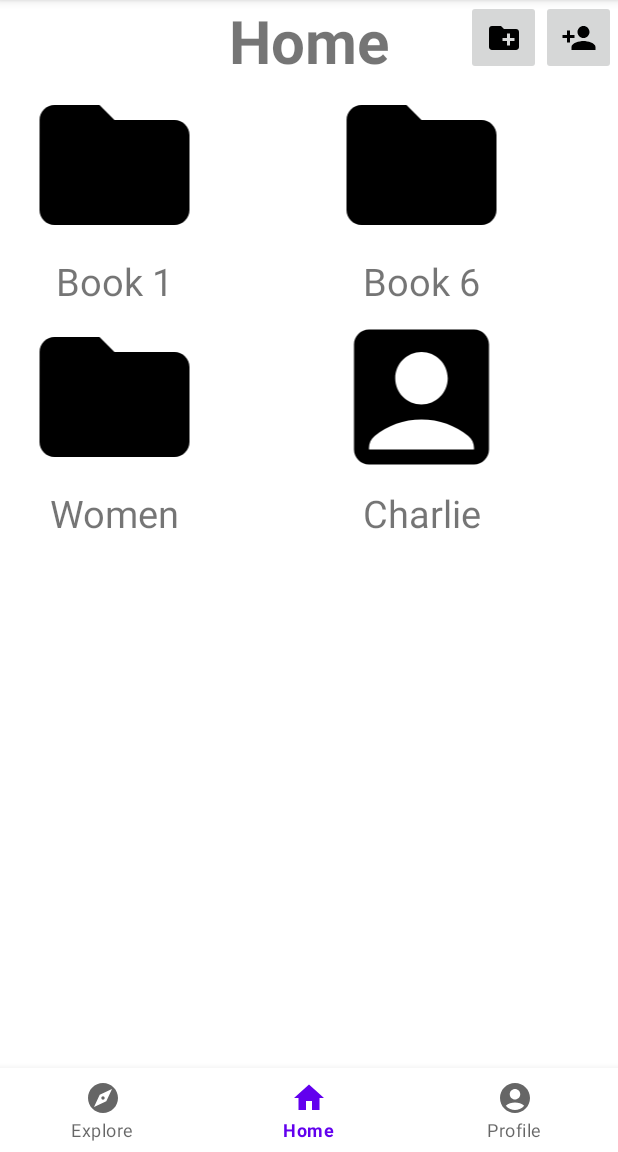
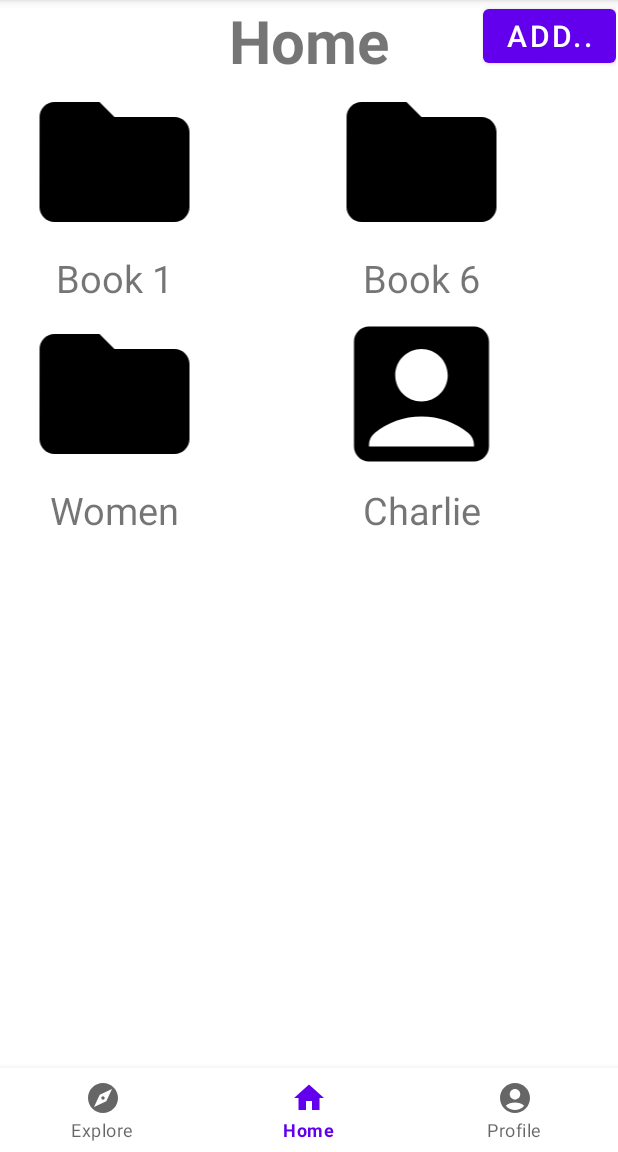
Before and after one commit to Charepo-2023/Charepo, an Android app: the screen it shows after launch (MainActivity), on a phone screen of 412 x 824 dp, the part 84-1236 px from its top. Run offline under Robolectric (Android 15) with nearby library versions, the light colour scheme and no system bars.

Commit message:
edit character, image upload update

```diff
--- a/app/src/main/java/com/example/charepo/HomeFragment.kt
+++ b/app/src/main/java/com/example/charepo/HomeFragment.kt
@@ -4,12 +4,10 @@ import android.content.Context
 import android.content.Intent
 import android.os.Bundle
 import android.view.LayoutInflater
+import android.view.MenuItem
 import android.view.View
 import android.view.ViewGroup
-import android.widget.Button
-import android.widget.EditText
-import android.widget.ImageButton
-import android.widget.TextView
+import android.widget.*
 import androidx.appcompat.app.AlertDialog
 import androidx.fragment.app.Fragment
 import androidx.recyclerview.widget.GridLayoutManager
@@ -30,21 +28,35 @@ class HomeFragment : Fragment() {
         //Add the temporary items to the recycler vies
         var itemList = Fetcher.getEmails()
 
-         directoryHeader = view.findViewById(R.id.directoryHeader)
-        val addFolderButton = view.findViewById<ImageButton>(R.id.add_folder_btn)
-        val addCharacterButton = view.findViewById<ImageButton>(R.id.add_character_btn)
+        directoryHeader = view.findViewById(R.id.directoryHeader)
+
+        val addButton = view.findViewById<Button>(R.id.add_button)
         val adapter = Fetcher.initializeAdapter(view.context,itemList,this)
         recyclerViewItem.adapter = adapter
         recyclerViewItem.layoutManager = GridLayoutManager(this.context,2)
         directoryHeader.text = "Home"
 
-        addFolderButton.setOnClickListener {
-            createNewFolder(view.context)
-        }
 
-        addCharacterButton.setOnClickListener{
-            val intent = Intent(view.context, CharacterCreationForm::class.java)
-            view.context.startActivity(intent)
+        //When add button clicked, dropdown menu shows and can pick either new folder or character
+        addButton.setOnClickListener {
+            val popupMenu = PopupMenu(it.context, it)
+            popupMenu.inflate(R.menu.add_item_menu)
+            popupMenu.setOnMenuItemClickListener { menuItem: MenuItem? ->
+                when (menuItem!!.itemId) {
+                    R.id.add_character_option -> {
+                        val intent = Intent(view.context, CharacterCreationForm::class.java)
+                        view.context.startActivity(intent)
+
+                    }
+                    R.id.add_folder_option -> {
+                        createNewFolder(view.context)
+
+                    }
+                }
+                true
+            }
+            popupMenu.show()
+            true
         }
 
         //Code for the back button, needs to be double clicked at the moment
@@ -55,7 +67,6 @@ class HomeFragment : Fragment() {
             Fetcher.updateAdapter()
 
         }
-
         return view
     }
 
@@ -85,10 +96,13 @@ class HomeFragment : Fragment() {
             show()
         }
     }
+
     //Checks if the directory is the root folder and hides the button when at the root directory
+    //Also changes the text that shows which directory you are in
     fun checkBtnVisibility(){
         if ( DirectoryHandler.currentDirectory == "root"){
             backButton.visibility = View.INVISIBLE
+            directoryHeader.text = "Home"
         }else{
             backButton.visibility = View.VISIBLE
             directoryHeader.text = DirectoryHandler.currentDirectory
--- a/app/src/main/java/com/example/charepo/HomeFragmentAdapter.kt
+++ b/app/src/main/java/com/example/charepo/HomeFragmentAdapter.kt
@@ -91,7 +91,12 @@ class RecyclerAdapter(
     internal inner class CharacterViewHolder(itemView: View) :RecyclerView.ViewHolder(itemView){
         fun bind(item:HomeRecyclerViewItem.CharacterItem){
             itemView.findViewById<TextView>(R.id.characterName).text = item.name
-            itemView.findViewById<ImageView>(R.id.characterImage).setImageResource(R.drawable.default_character_icon)
+            if (item.characterImages!!.isEmpty()){
+                itemView.findViewById<ImageView>(R.id.characterImage).setImageResource(R.drawable.default_character_icon)
+            }else{
+                itemView.findViewById<ImageView>(R.id.characterImage).setImageURI(item.characterImages!![0])
+            }
+
 
             itemView.setOnClickListener {
                 val intent = Intent(itemView.context, CharacterDetail::class.java)
--- a/app/src/main/java/com/example/charepo/HomeRecyclerViewItem.kt
+++ b/app/src/main/java/com/example/charepo/HomeRecyclerViewItem.kt
@@ -13,7 +13,7 @@ open class HomeRecyclerViewItem {
 
     data class CharacterItem (
         var name: String? = null,
-        var characterImages: ArrayList<Uri>? = null,
+        var characterImages: ArrayList<Uri>? = ArrayList(),
         var birthday : String? = null,
         var gender : String? = null,
         var race: String? = null,
--- a/app/src/main/res/layout/home_fragment.xml
+++ b/app/src/main/res/layout/home_fragment.xml
@@ -12,29 +12,29 @@
         app:layout_constraintBottom_toBottomOf="parent"
         app:layout_constraintEnd_toEndOf="parent"
         app:layout_constraintStart_toStartOf="parent"
-        app:layout_constraintTop_toBottomOf="@+id/add_character_btn" />
+        app:layout_constraintTop_toBottomOf="@+id/add_button" />
 
 
-    <ImageButton
-        android:id="@+id/add_folder_btn"
-        android:layout_width="50dp"
-        android:layout_height="50dp"
-        android:padding="5dp"
-        android:src="@drawable/create_folder"
-        android:textSize="15sp"
-        app:layout_constraintEnd_toStartOf="@+id/add_character_btn"
-        app:layout_constraintTop_toTopOf="parent" />
+<!--    <ImageButton-->
+<!--        android:id="@+id/add_folder_btn"-->
+<!--        android:layout_width="50dp"-->
+<!--        android:layout_height="50dp"-->
+<!--        android:padding="5dp"-->
+<!--        android:src="@drawable/create_folder"-->
+<!--        android:textSize="15sp"-->
+<!--        app:layout_constraintEnd_toStartOf="@+id/add_character_btn"-->
+<!--        app:layout_constraintTop_toTopOf="parent" />-->
 
-    <ImageButton
-        android:id="@+id/add_character_btn"
-        android:layout_width="50dp"
-        android:layout_height="50dp"
-        android:padding="5dp"
-        android:src="@drawable/add_character"
-        android:text=""
-        android:textSize="15sp"
-        app:layout_constraintEnd_toEndOf="parent"
-        app:layout_constraintTop_toTopOf="@+id/add_folder_btn" />
+<!--    <ImageButton-->
+<!--        android:id="@+id/add_character_btn"-->
+<!--        android:layout_width="50dp"-->
+<!--        android:layout_height="50dp"-->
+<!--        android:padding="5dp"-->
+<!--        android:src="@drawable/add_character"-->
+<!--        android:text=""-->
+<!--        android:textSize="15sp"-->
+<!--        app:layout_constraintEnd_toEndOf="parent"-->
+<!--        app:layout_constraintTop_toTopOf="@+id/add_folder_btn" />-->
 
     <Button
         android:id="@+id/back_btn"
@@ -56,5 +56,14 @@
         app:layout_constraintStart_toStartOf="parent"
         app:layout_constraintTop_toTopOf="parent" />
 
+    <Button
+        android:id="@+id/add_button"
+        android:layout_width="wrap_content"
+        android:layout_height="wrap_content"
+        android:text="Add.."
+        android:textSize="20sp"
+        app:layout_constraintEnd_toEndOf="parent"
+        app:layout_constraintTop_toTopOf="parent" />
+
 
 </androidx.constraintlayout.widget.ConstraintLayout>
--- /dev/null
+++ b/app/src/main/res/menu/add_item_menu.xml
@@ -0,0 +1,11 @@
+<?xml version="1.0" encoding="utf-8"?>
+<menu xmlns:android="http://schemas.android.com/apk/res/android">
+
+    <item
+        android:id="@+id/add_character_option"
+        android:title="New Character"/>
+    <item
+        android:id="@+id/add_folder_option"
+        android:title="New Folder"
+        />
+</menu>
```
Also changed, not shown: app/src/main/java/com/example/charepo/CharacterCreationForm.kt (+51 -8 lines), app/src/main/java/com/example/charepo/CharacterDetail.kt (+26 -14 lines), app/src/main/java/com/example/charepo/Fetcher.kt (+7 -0 lines), app/src/main/res/layout/character_details.xml (+36 -6 lines).
